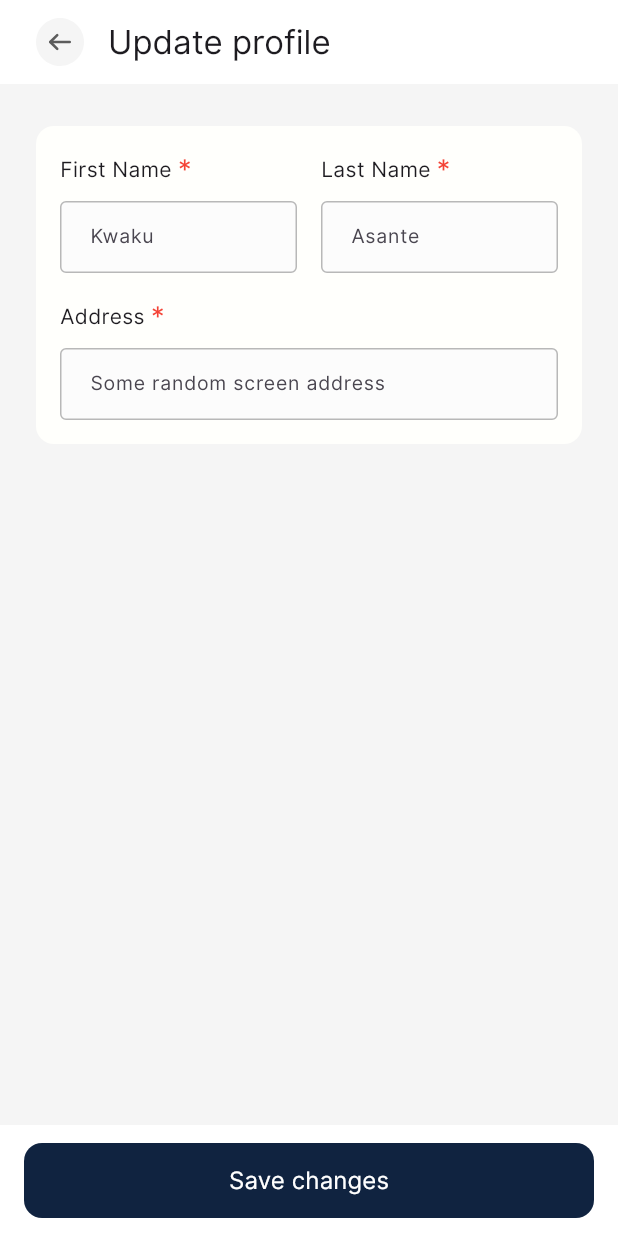
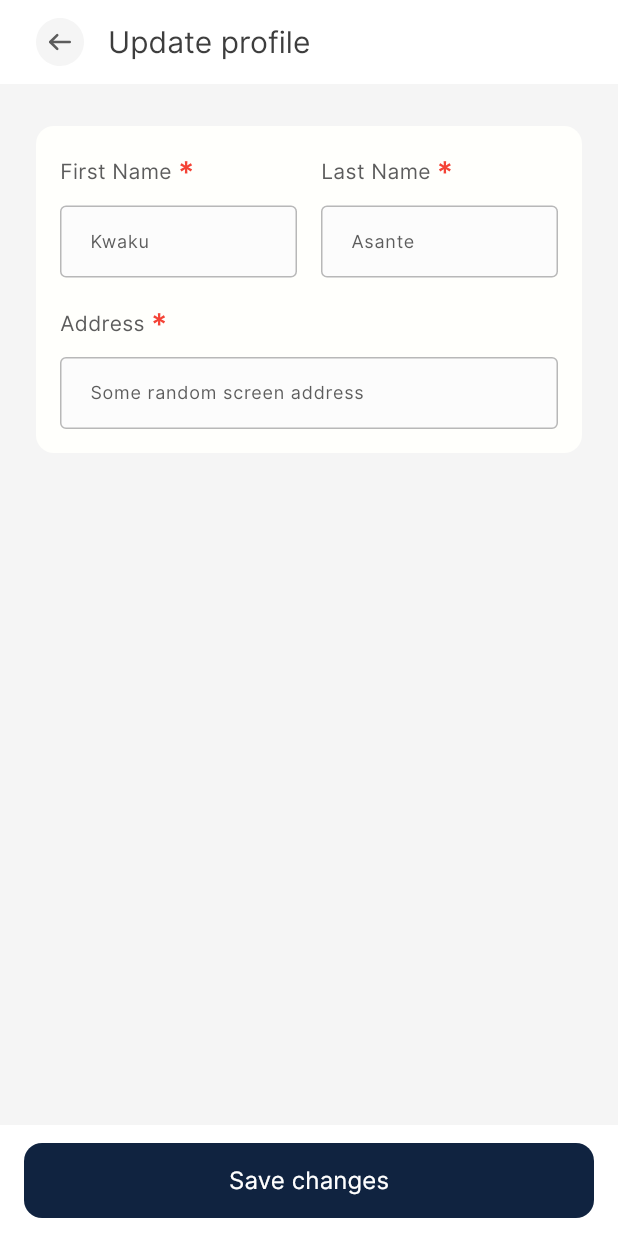
Before and after one commit to titanium-cmd/UI-Implementation, a Flutter app: the screen it shows after launch, after a tap on "Update profile", on a phone screen of 412 x 824 dp. Run offline on Flutter 3.47's test engine with Material 3 defaults, Android fonts, the light colour scheme and no system bars; our stand-ins replace flutter_svg.

Commit message:
custom typography impl

```diff
--- a/lib/main.dart
+++ b/lib/main.dart
@@ -1,6 +1,6 @@
 import 'package:flutter/material.dart';
 import 'package:flutter_svg/svg.dart';
-import 'package:tech_interview/theme/custom_colors.dart';
+import 'package:tech_interview/theme/custom_typography.dart';
 import 'package:tech_interview/views/screens/index_screen.dart';
 
 void main() {
@@ -31,7 +31,7 @@ class SectionListTile extends StatelessWidget {
     required this.svgPath,
     required this.title,
   });
-// Surface Fill/Tuulbox/Primary/Primary-white
+
   @override
   Widget build(BuildContext context) {
     return Padding(
@@ -40,11 +40,7 @@ class SectionListTile extends StatelessWidget {
         children: [
           SvgPicture.asset(svgPath),
           SizedBox(width: 12),
-          Expanded(
-              child: Text(
-            title,
-            style: TextStyle(color: titleTextColor ?? CustomColors.textNeutralStrong),
-          )),
+          Expanded(child: CustomText.bodySmallRegular(title, textColor: titleTextColor)),
           trailing ?? SvgPicture.asset('assets/arrow-right.svg'),
         ],
       ),
--- /dev/null
+++ b/lib/theme/custom_typography.dart
@@ -0,0 +1,56 @@
+import 'package:flutter/material.dart';
+import 'package:tech_interview/theme/custom_colors.dart';
+
+class CustomTypography {
+  static final _baseTextStyle = TextStyle(
+      fontStyle: FontStyle.normal,
+      fontWeight: FontWeight.w400,
+      fontFamily: 'Inter',
+      color: CustomColors.textNeutralStrong);
+
+  static final _semiBoldStyle = _baseTextStyle.copyWith(fontWeight: FontWeight.w600);
+
+  static final _mediumStyle = _baseTextStyle.copyWith(fontWeight: FontWeight.w500);
+
+  static final h3Medium = _mediumStyle.copyWith(fontSize: 32);
+  static final h4SemiBold = _semiBoldStyle.copyWith(fontSize: 24);
+  static final h5SemiBold = _semiBoldStyle.copyWith(fontSize: 20);
+  static final h5Medium = _mediumStyle.copyWith(fontSize: 20);
+  static final bodySmallMedium = _mediumStyle.copyWith(fontSize: 14);
+  static final bodyMedium = _mediumStyle.copyWith(fontSize: 16);
+  static final bodySmallRegular = _baseTextStyle.copyWith(fontSize: 14);
+  static final bodyXSmallRegular = _baseTextStyle.copyWith(fontSize: 12);
+  static final subTextSmallRegular = _baseTextStyle.copyWith(fontSize: 10);
+}
+
+class CustomText {
+  //h3 Headings...
+  static Text h3Medium(String data, {Color? textColor, TextAlign? textAlign}) =>
+      Text(data, textAlign: textAlign, style: CustomTypography.h3Medium.copyWith(color: textColor));
+
+  //h4 Headings...
+  static Text h4SemiBold(String data, {Color? textColor, TextAlign? textAlign}) => Text(data,
+      textAlign: textAlign, style: CustomTypography.h4SemiBold.copyWith(color: textColor));
+
+  //h5 Headings...
+  static Text h5SemiBold(String data, {Color? textColor, TextAlign? textAlign}) => Text(data,
+      textAlign: textAlign, style: CustomTypography.h5SemiBold.copyWith(color: textColor));
+  static Text h5Medium(String data, {Color? textColor, TextAlign? textAlign}) =>
+      Text(data, textAlign: textAlign, style: CustomTypography.h5Medium.copyWith(color: textColor));
+
+  //Body Headings...
+  static Text bodyMedium(String data, {Color? textColor, TextAlign? textAlign}) => Text(data,
+      textAlign: textAlign, style: CustomTypography.bodyMedium.copyWith(color: textColor));
+  static Text bodySmallMedium(String data, {Color? textColor, TextAlign? textAlign}) => Text(data,
+      textAlign: textAlign, style: CustomTypography.bodySmallMedium.copyWith(color: textColor));
+  static Text bodySmallRegular(String data, {Color? textColor, TextAlign? textAlign}) => Text(data,
+      textAlign: textAlign, style: CustomTypography.bodySmallRegular.copyWith(color: textColor));
+  static Text bodyXSmallRegular(String data, {Color? textColor, TextAlign? textAlign}) => Text(data,
+      textAlign: textAlign, style: CustomTypography.bodyXSmallRegular.copyWith(color: textColor));
+
+//SubText
+  static Text subTextSmallRegular(String data, {Color? textColor, TextAlign? textAlign}) =>
+      Text(data,
+          textAlign: textAlign,
+          style: CustomTypography.subTextSmallRegular.copyWith(color: textColor));
+}
--- a/lib/views/components/custom_buttons.dart
+++ b/lib/views/components/custom_buttons.dart
@@ -1,5 +1,6 @@
 import 'package:flutter/material.dart';
 import 'package:tech_interview/theme/custom_colors.dart';
+import 'package:tech_interview/theme/custom_typography.dart';
 
 class PrimaryButton extends StatelessWidget {
   final String label;
@@ -13,7 +14,6 @@ class PrimaryButton extends StatelessWidget {
             backgroundColor: CustomColors.textPrimaryStrong,
             shape: RoundedRectangleBorder(borderRadius: BorderRadius.circular(12))),
         onPressed: onPressed,
-        child: Text(label,
-            style: TextStyle(color: Colors.white, fontSize: 16, fontWeight: FontWeight.w500)));
+        child: CustomText.bodyMedium(label, textColor: Colors.white));
   }
 }
--- a/lib/views/screens/index_screen.dart
+++ b/lib/views/screens/index_screen.dart
@@ -2,6 +2,7 @@ import 'package:flutter/material.dart';
 import 'package:flutter_svg/svg.dart';
 import 'package:tech_interview/main.dart';
 import 'package:tech_interview/theme/custom_colors.dart';
+import 'package:tech_interview/theme/custom_typography.dart';
 import 'package:tech_interview/views/screens/update_profile_screen.dart';
 
 class IndexScreen extends StatelessWidget {
@@ -21,6 +22,7 @@ class IndexScreen extends StatelessWidget {
           selectedItemColor: CustomColors.blue700,
           unselectedItemColor: CustomColors.iconNeutralWeaker,
           backgroundColor: Colors.white,
+          selectedLabelStyle: CustomTypography.subTextSmallRegular,
           items: [
             BottomNavigationBarItem(label: 'Home', icon: SvgPicture.asset('assets/home.svg')),
             BottomNavigationBarItem(
@@ -40,10 +42,7 @@ class IndexScreen extends StatelessWidget {
           elevation: 0,
           title: Padding(
             padding: const EdgeInsets.only(left: 16),
-            child: Text(
-              'Account',
-              style: TextStyle(fontSize: 24, fontWeight: FontWeight.w600),
-            ),
+            child: CustomText.h4SemiBold('Account', textColor: CustomColors.textNeutralStronger),
           )),
       body: ListView(
         padding: EdgeInsets.symmetric(horizontal: 20, vertical: 24),
@@ -57,24 +56,16 @@ class IndexScreen extends StatelessWidget {
               child: CircleAvatar(
                 radius: 48,
                 backgroundColor: Color(0xffe0e0e0),
-                child: Text('JL',
-                    style: TextStyle(
-                        fontSize: 24,
-                        color: CustomColors.textNeutralWeak,
-                        fontWeight: FontWeight.w500)),
+                child: CustomText.h3Medium('JL', textColor: CustomColors.textNeutralWeak),
               ),
             ),
           ),
           SizedBox(height: 6),
-          Text(
-            'Jonathan Mensah',
-            textAlign: TextAlign.center,
-            style: TextStyle(
-                fontSize: 24, fontWeight: FontWeight.w600, color: CustomColors.textNeutralStronger),
-          ),
+          CustomText.h5SemiBold('Jonathan Mensah',
+              textAlign: TextAlign.center, textColor: CustomColors.textNeutralStronger),
           SizedBox(height: 4),
-          Text('0244123456',
-              textAlign: TextAlign.center, style: TextStyle(color: CustomColors.textNeutralWeak)),
+          CustomText.bodySmallRegular('0244123456',
+              textAlign: TextAlign.center, textColor: CustomColors.textNeutralWeak),
           SizedBox(height: 4),
           Card(
             elevation: 0,
@@ -140,10 +131,8 @@ class IndexScreen extends StatelessWidget {
                 child: SectionListTile(
                     title: 'App version',
                     svgPath: 'assets/mobile.svg',
-                    trailing: Text(
-                      '1.0.0',
-                      style: TextStyle(color: CustomColors.textNeutralWeak),
-                    )),
+                    trailing: CustomText.bodySmallRegular('1.0.0',
+                        textColor: CustomColors.textNeutralWeak)),
               )),
           SizedBox(height: 6),
         ],
--- a/lib/views/screens/update_profile_screen.dart
+++ b/lib/views/screens/update_profile_screen.dart
@@ -2,6 +2,7 @@ import 'package:flutter/material.dart';
 import 'package:flutter_svg/svg.dart';
 import 'package:tech_interview/controller/user_controller.dart';
 import 'package:tech_interview/theme/custom_colors.dart';
+import 'package:tech_interview/theme/custom_typography.dart';
 import 'package:tech_interview/views/components/custom_buttons.dart';
 
 class UpdateProfileScreen extends StatefulWidget {
@@ -31,7 +32,8 @@ class _UpdateProfileScreenState extends State<UpdateProfileScreen> {
               if (isValid) {
                 final (_, msg) = await _userController.updateuserProfile(
                     _firstName.text, _lastName.text, _address.text);
-                ScaffoldMessenger.maybeOf(context)?.showSnackBar(SnackBar(content: Text(msg)));
+                ScaffoldMessenger.maybeOf(context)
+                    ?.showSnackBar(SnackBar(content: CustomText.bodySmallRegular(msg)));
               }
             },
             label: 'Save changes'),
@@ -46,7 +48,7 @@ class _UpdateProfileScreenState extends State<UpdateProfileScreen> {
             child: SvgPicture.asset('assets/arrow-back.svg'),
           ),
         ),
-        title: Text('Update profile', style: TextStyle(fontWeight: FontWeight.w500)),
+        title: CustomText.h5Medium('Update profile', textColor: CustomColors.textNeutralStronger),
       ),
       body: ListView(
         padding: EdgeInsets.symmetric(horizontal: 20, vertical: 24),
@@ -135,20 +137,20 @@ class CustomInputField extends StatelessWidget {
       children: [
         Row(
           children: [
-            Text(label),
+            CustomText.bodySmallMedium(label),
             SizedBox(width: 4),
-            if (isRequired!) ...{Text('*', style: TextStyle(color: Colors.red, fontSize: 18))}
+            if (isRequired!) ...{CustomText.h5SemiBold('*', textColor: Colors.red)}
           ],
         ),
         SizedBox(height: 8),
         TextFormField(
           validator: validator,
-          style: TextStyle(fontSize: 13),
+          style: CustomTypography.bodyXSmallRegular,
           decoration: InputDecoration(
               contentPadding: EdgeInsets.symmetric(vertical: 0, horizontal: 16),
               fillColor: CustomColors.borderNeutralWeakest,
               filled: true,
-              hintStyle: TextStyle(fontSize: 13),
+              hintStyle: CustomTypography.bodyXSmallRegular,
               errorBorder:
                   OutlineInputBorder(borderSide: BorderSide(color: CustomColors.textDangerDefault)),
               focusedBorder:
```
